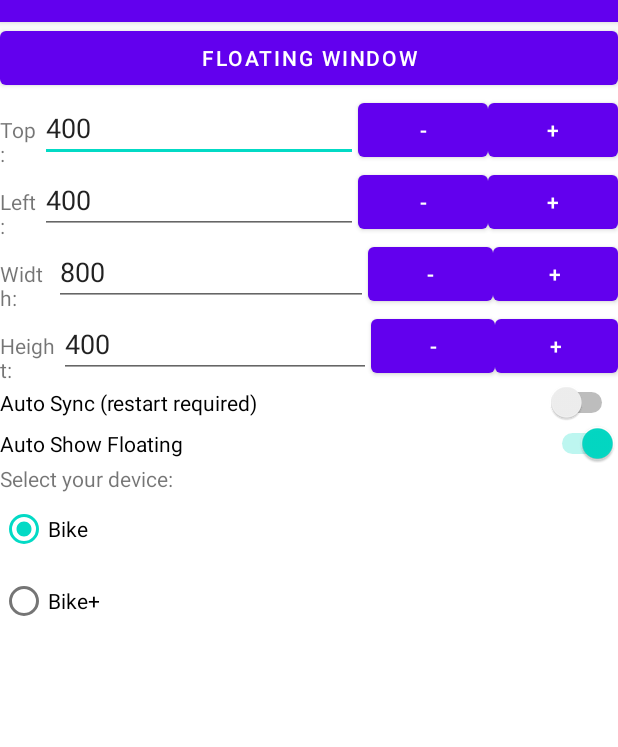
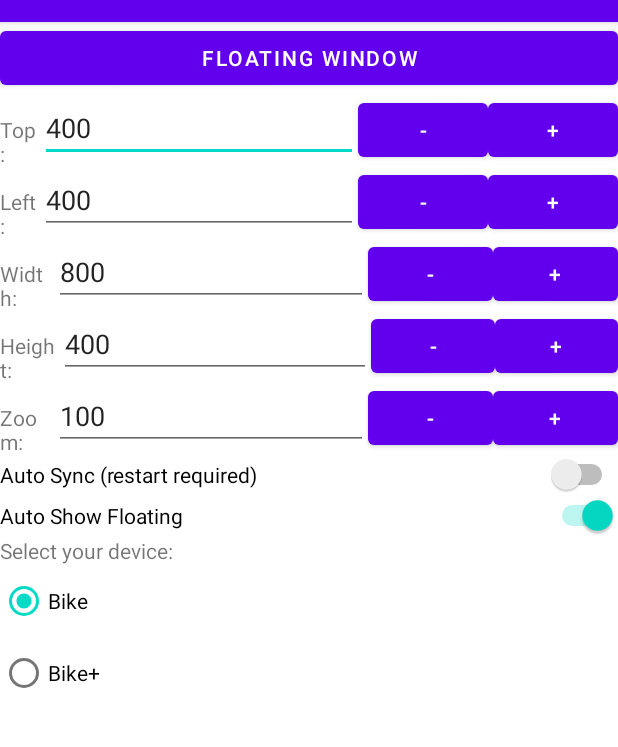
Before and after one commit to cagnulein/QZCompanionOCR, an Android app: the screen it shows after launch (MainActivity), on a phone screen of 412 x 824 dp, the part 62-809 px from its top. Run offline under Robolectric (Android 15) with nearby library versions, the phone set to English and light mode, and no system bars; 4 statements that could not run were skipped.

Commit message:
zoom added

```diff
--- a/app/src/main/java/org/cagnulein/qzcompanionpeloton/FloatingWindowGFG.java
+++ b/app/src/main/java/org/cagnulein/qzcompanionpeloton/FloatingWindowGFG.java
@@ -75,6 +75,10 @@ public class FloatingWindowGFG extends Service {
 		  // inflate a new view hierarchy from the floating_layout xml
 		  floatView = (ViewGroup) inflater.inflate(R.layout.floating_layout, null);
 
+		 sharedPreferences = getSharedPreferences("QZ", MODE_PRIVATE);
+
+		 int zoom = sharedPreferences.getInt("zoom", 100);
+
                   WebView wv = (WebView)floatView.findViewById(R.id.webview);
 		  wv.setWebViewClient(new WebViewClient(){
 			   public boolean shouldOverrideUrlLoading(WebView view, String url) {
@@ -84,12 +88,13 @@ public class FloatingWindowGFG extends Service {
 		  });
                   WebSettings settings = wv.getSettings();
                   settings.setJavaScriptEnabled(true);
+				  wv.setInitialScale(zoom);
                   wv.loadUrl(FloatingHandler._address);
                   wv.clearView();
                   wv.measure(100, 100);
                   wv.setAlpha(Float.valueOf(FloatingHandler._alpha) / 100.0f);
                   settings.setBuiltInZoomControls(true);
-                  settings.setUseWideViewPort(true);
+                  settings.setUseWideViewPort(false);
                   settings.setDomStorageEnabled(true);
                   Log.d("QZ","loadurl");
 
@@ -117,8 +122,6 @@ public class FloatingWindowGFG extends Service {
 		  // This problem is solved later.
 		  // 5) Next parameter is Layout_Format. System chooses a format that supports
 		  // translucency by PixelFormat.TRANSLUCENT
-
-		 sharedPreferences = getSharedPreferences("QZ", MODE_PRIVATE);
 
 		 int _width = sharedPreferences.getInt(PREF_NAME_WIDTH, 800);
 		 int _height = sharedPreferences.getInt(PREF_NAME_HEIGHT, 400);
--- a/app/src/main/java/org/cagnulein/qzcompanionpeloton/MainActivity.java
+++ b/app/src/main/java/org/cagnulein/qzcompanionpeloton/MainActivity.java
@@ -75,6 +75,7 @@ public class MainActivity extends AppCompatActivity  implements DeviceConnection
     EditText height;
     EditText top;
     EditText left;
+    EditText zoom;
 
     public void onDestroy() {
         if(floating_open)
@@ -203,6 +204,7 @@ public class MainActivity extends AppCompatActivity  implements DeviceConnection
         height = findViewById(R.id.height);
         top = findViewById(R.id.top);
         left = findViewById(R.id.left);
+        zoom = findViewById(R.id.zoom);
 
         radioGroup.setOnCheckedChangeListener(new RadioGroup.OnCheckedChangeListener() {
             @Override
@@ -309,10 +311,34 @@ public class MainActivity extends AppCompatActivity  implements DeviceConnection
             }
         });
 
+        zoom.addTextChangedListener(new TextWatcher() {
+            @Override
+            public void beforeTextChanged(CharSequence charSequence, int i, int i1, int i2) {
+
+            }
+
+            @Override
+            public void onTextChanged(CharSequence charSequence, int i, int i1, int i2) {
+                try {
+                    SharedPreferences.Editor myEdit = sharedPreferences.edit();
+                    myEdit.putInt("zoom", Integer.parseInt(String.valueOf(zoom.getText())));
+                    myEdit.commit();
+                } catch (NumberFormatException ex) {
+
+                }
+            }
+
+            @Override
+            public void afterTextChanged(Editable editable) {
+
+            }
+        });
+
         int w = sharedPreferences.getInt(FloatingWindowGFG.PREF_NAME_WIDTH, 800);
         width.setText(Integer.toString(w));
         height.setText(Integer.toString(sharedPreferences.getInt(FloatingWindowGFG.PREF_NAME_HEIGHT, 400)));
         top.setText(Integer.toString(sharedPreferences.getInt(FloatingWindowGFG.PREF_NAME_Y, 400)));
+        zoom.setText(Integer.toString(sharedPreferences.getInt("zoom", 100)));
         left.setText(Integer.toString(sharedPreferences.getInt(FloatingWindowGFG.PREF_NAME_X, 400)));
 
         int device = sharedPreferences.getInt("device", R.id.bike);
@@ -357,6 +383,36 @@ public class MainActivity extends AppCompatActivity  implements DeviceConnection
                     FloatingHandler.hide();
 
                 floating_open = !floating_open;
+            }
+        });
+
+        Button btnminuszoom = findViewById(R.id.btnminuszoom);
+        btnminuszoom.setOnClickListener(new View.OnClickListener() {
+            @Override
+            public void onClick(View view) {
+                if(Integer.parseInt(String.valueOf(zoom.getText())) > 10) {
+                    zoom.setText(String.valueOf(Integer.parseInt(String.valueOf(zoom.getText()) )- 10));
+                    if(floating_open) {
+                        FloatingHandler.hide();
+                        FloatingHandler.show(me, QZService.address, 60);
+                    }
+
+                }
+            }
+        });
+
+        Button btnpluszoom = findViewById(R.id.btnpluszoom);
+        btnpluszoom.setOnClickListener(new View.OnClickListener() {
+            @Override
+            public void onClick(View view) {
+                {
+                    zoom.setText(String.valueOf(Integer.parseInt(String.valueOf(zoom.getText()) ) + 10));
+                    if(floating_open) {
+                        FloatingHandler.hide();
+                        FloatingHandler.show(me, QZService.address, 60);
+                    }
+
+                }
             }
         });
 
--- a/app/src/main/res/layout/activity_main.xml
+++ b/app/src/main/res/layout/activity_main.xml
@@ -166,6 +166,41 @@
                 android:layout_height="match_parent"
                 android:orientation="horizontal">
 
+                <TextView
+                    android:id="@+id/lblzoom"
+                    android:layout_width="wrap_content"
+                    android:layout_height="wrap_content"
+                    android:layout_weight="1"
+                    android:text="Zoom:" />
+
+                <EditText
+                    android:id="@+id/zoom"
+                    android:layout_width="wrap_content"
+                    android:layout_height="wrap_content"
+                    android:layout_weight="1"
+                    android:ems="10"
+                    android:inputType="number" />
+
+                <Button
+                    android:id="@+id/btnminuszoom"
+                    android:layout_width="wrap_content"
+                    android:layout_height="wrap_content"
+                    android:layout_weight="1"
+                    android:text="-" />
+
+                <Button
+                    android:id="@+id/btnpluszoom"
+                    android:layout_width="wrap_content"
+                    android:layout_height="wrap_content"
+                    android:layout_weight="1"
+                    android:text="+" />
+            </LinearLayout>
+
+            <LinearLayout
+                android:layout_width="match_parent"
+                android:layout_height="match_parent"
+                android:orientation="horizontal">
+
 
                 <Switch
                     android:id="@+id/autosync"
```
Also changed, not shown: 1 other file.
